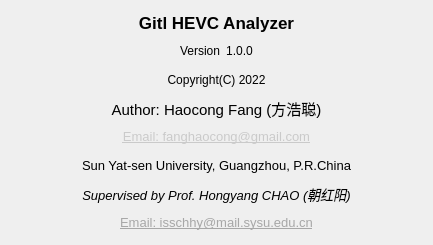
The window that src/views/aboutdialog.ui (fanghaocong/GitlHEVCAnalyzer) describes before a commit, drawn with Qt 5.
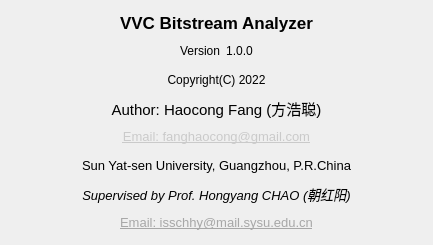
The same window after the commit.

```diff
--- a/src/views/aboutdialog.ui
+++ b/src/views/aboutdialog.ui
@@ -44,7 +44,7 @@
       </font>
      </property>
      <property name="text">
-      <string>Gitl HEVC Analyzer</string>
+      <string>VVC Bitstream Analyzer</string>
      </property>
      <property name="alignment">
       <set>Qt::AlignCenter</set>
```
